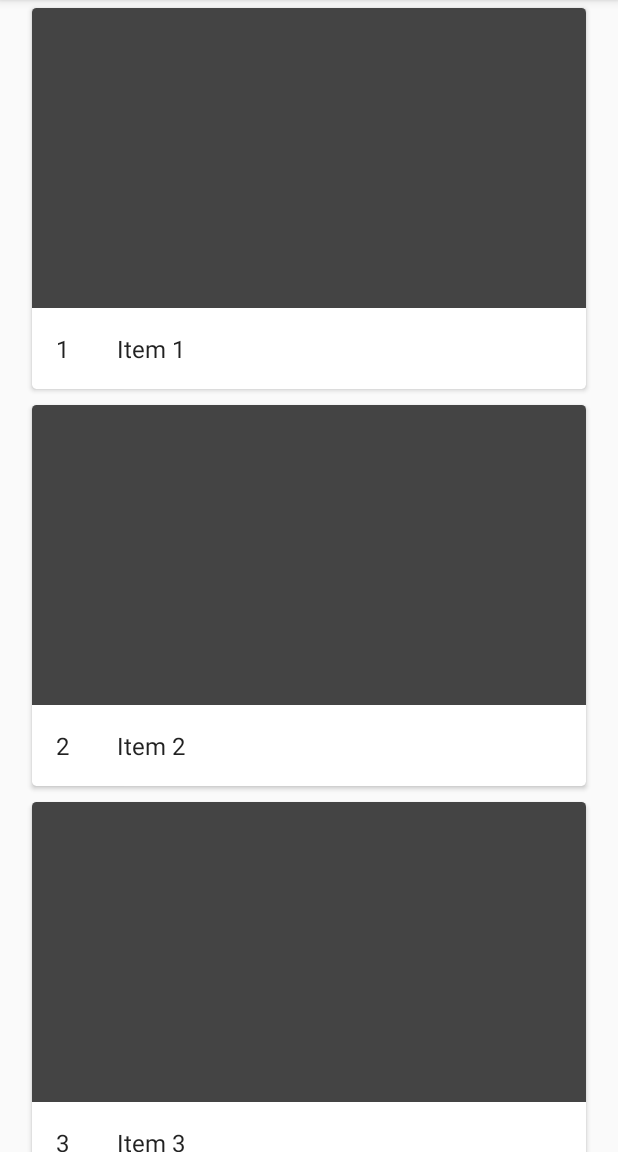
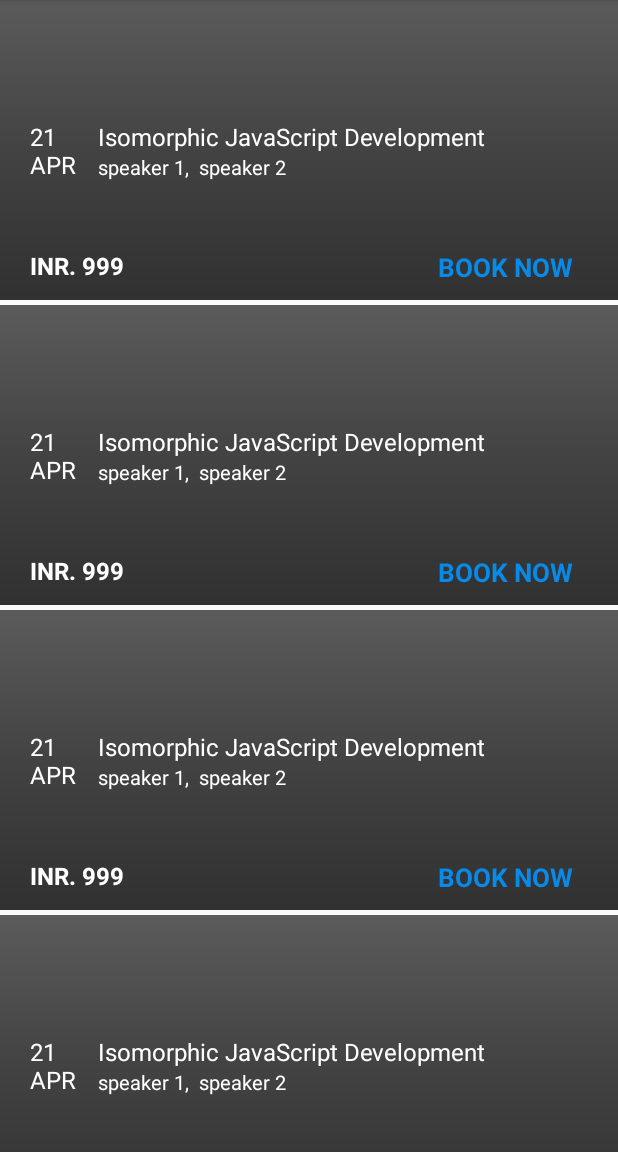
Before and after one commit to toscstudio/hellomeets_android-app, an Android app: the fragment UpcomingEventListFragment placed in its activity, on a phone screen of 412 x 824 dp, the part 84-1236 px from its top. Run offline under Robolectric (Android 15) with nearby library versions, the phone set to English and light mode, and no system bars; libraries missing offline, so code that uses them is left out: com.thefinestartist.finestwebview; 1 statement that could not run was skipped.

Commit message:
event list item layout

```diff
--- a/app/src/main/java/com/hellomeets/android/fragment/upcoming/UpcomingEventAdapter.java
+++ b/app/src/main/java/com/hellomeets/android/fragment/upcoming/UpcomingEventAdapter.java
@@ -30,15 +30,15 @@ public class UpcomingEventAdapter extends RecyclerView.Adapter<UpcomingEventAdap
     @Override
     public ViewHolder onCreateViewHolder(ViewGroup parent, int viewType) {
         View view = LayoutInflater.from(parent.getContext())
-                .inflate(R.layout.fragment_event, parent, false);
+                .inflate(R.layout.item_event, parent, false);
         return new ViewHolder(view);
     }
 
     @Override
     public void onBindViewHolder(final ViewHolder holder, int position) {
         holder.mItem = mValues.get(position);
-        holder.mIdView.setText(mValues.get(position).id);
-        holder.mContentView.setText(mValues.get(position).content);
+        /*holder.mIdView.setText(mValues.get(position).id);
+        holder.mEventView.setText(mValues.get(position).content);
 
         holder.mView.setOnClickListener(new View.OnClickListener() {
             @Override
@@ -49,7 +49,7 @@ public class UpcomingEventAdapter extends RecyclerView.Adapter<UpcomingEventAdap
                     mListener.onListFragmentInteraction(holder.mItem);
                 }
             }
-        });
+        });*/
     }
 
     @Override
@@ -59,20 +59,27 @@ public class UpcomingEventAdapter extends RecyclerView.Adapter<UpcomingEventAdap
 
     public class ViewHolder extends RecyclerView.ViewHolder {
         public final View mView;
-        public final TextView mIdView;
-        public final TextView mContentView;
+        public final TextView mDate;
+        public final TextView mEventView;
+        public final TextView mEventPrice;
+        public final TextView mBookingtextView;
+        public final TextView mSpeakers;
         public DummyItem mItem;
 
         public ViewHolder(View view) {
             super(view);
             mView = view;
-            mIdView = (TextView) view.findViewById(R.id.id);
-            mContentView = (TextView) view.findViewById(R.id.content);
+            mDate = (TextView) view.findViewById(R.id.date);
+            mEventView = (TextView) view.findViewById(R.id.event_title);
+            mEventPrice = (TextView) view.findViewById(R.id.price);
+            mBookingtextView = (TextView) view.findViewById(R.id.book);
+            mSpeakers = (TextView) view.findViewById(R.id.speakers);
+
         }
 
         @Override
         public String toString() {
-            return super.toString() + " '" + mContentView.getText() + "'";
+            return super.toString() + " '" + mEventView.getText() + "'";
         }
     }
 }
--- /dev/null
+++ b/app/src/main/res/drawable/bg_gradient.xml
@@ -0,0 +1,6 @@
+<?xml version="1.0" encoding="utf-8"?>
+<shape android:shape="rectangle"
+    xmlns:android="http://schemas.android.com/apk/res/android">
+    <gradient android:startColor="#77000000"
+        android:centerColor="#44000000" android:endColor="@android:color/transparent" android:angle="90.0" android:type="linear" />
+</shape>
--- a/app/src/main/res/layout/fragment_event_list.xml
+++ b/app/src/main/res/layout/fragment_event_list.xml
@@ -6,8 +6,6 @@
     android:name="com.hellomeets.android.fragment.EventFragment"
     android:layout_width="match_parent"
     android:layout_height="match_parent"
-    android:layout_marginLeft="16dp"
-    android:layout_marginRight="16dp"
     app:layoutManager="LinearLayoutManager"
     tools:context=".fragment.upcoming.UpcomingEventListFragment"
     tools:listitem="@layout/fragment_event" />
--- /dev/null
+++ b/app/src/main/res/layout/item_event.xml
@@ -0,0 +1,128 @@
+<?xml version="1.0" encoding="utf-8"?>
+<FrameLayout xmlns:android="http://schemas.android.com/apk/res/android"
+    xmlns:app="http://schemas.android.com/apk/res-auto"
+    android:id="@+id/root_layout"
+    android:layout_width="match_parent"
+    android:layout_height="200dp"
+    android:layout_marginBottom="3dp"
+    app:elevation="3dp">
+
+
+    <ImageView
+        android:id="@+id/event_thumbnail"
+        android:layout_width="match_parent"
+        android:layout_height="match_parent"
+        android:background="@color/cardview_dark_background"
+        android:scaleType="centerCrop" />
+
+    <View
+        android:id="@+id/pallete"
+        android:layout_width="match_parent"
+        android:layout_height="match_parent"
+        android:background="#22ffffff" />
+
+
+    <RelativeLayout
+        android:layout_width="match_parent"
+        android:layout_height="match_parent"
+        android:background="@drawable/bg_gradient"
+        android:orientation="vertical">
+
+
+        <LinearLayout
+            android:layout_width="match_parent"
+            android:layout_height="wrap_content"
+            android:layout_alignParentTop="true"
+            android:layout_marginLeft="10dp"
+            android:layout_marginTop="80dp"
+            android:orientation="horizontal">
+
+            <TextView
+                android:id="@+id/date"
+                android:layout_width="35dp"
+                android:layout_height="50dp"
+                android:layout_gravity="center_vertical"
+                android:layout_marginLeft="10dp"
+                android:text="21 APR"
+                android:textColor="@android:color/white"
+                android:textSize="16sp" />
+
+            <LinearLayout
+                android:layout_width="match_parent"
+                android:layout_height="match_parent"
+                android:orientation="vertical">
+
+                <TextView
+                    android:id="@+id/event_title"
+                    android:layout_width="wrap_content"
+                    android:layout_height="wrap_content"
+                    android:layout_gravity="center_vertical|top"
+                    android:paddingLeft="10dp"
+                    android:text="Isomorphic JavaScript Development"
+                    android:textColor="#ffffff"
+                    android:textSize="16sp"
+                    android:textStyle="normal" />
+
+                <TextView
+                    android:id="@+id/speakers"
+                    android:layout_width="wrap_content"
+                    android:layout_height="wrap_content"
+                    android:layout_gravity="center_vertical|top"
+                    android:paddingLeft="10dp"
+                    android:text="speaker 1,  speaker 2"
+                    android:textColor="#ffffff"
+                    android:textSize="13sp"
+                    android:textStyle="normal" />
+
+            </LinearLayout>
+
+
+        </LinearLayout>
+
+
+        <RelativeLayout
+            android:layout_width="match_parent"
+            android:layout_height="wrap_content"
+            android:layout_alignParentBottom="true"
+            android:layout_marginBottom="10dp"
+            android:layout_marginTop="5dp"
+            android:orientation="horizontal">
+
+            <TextView
+                android:id="@+id/price"
+                android:layout_width="wrap_content"
+                android:layout_height="wrap_content"
+                android:ellipsize="end"
+                android:maxLines="2"
+                android:paddingLeft="20dp"
+                android:paddingRight="10dp"
+                android:text="INR. 999"
+                android:textColor="#ffffff"
+                android:textSize="16sp"
+                android:textStyle="bold" />
+
+            <TextView
+                android:id="@+id/book"
+                android:layout_width="wrap_content"
+                android:layout_height="wrap_content"
+                android:layout_alignParentRight="true"
+                android:layout_centerVertical="true"
+                android:layout_gravity="center"
+                android:layout_weight="1"
+                android:background="?selectableItemBackground"
+                android:orientation="horizontal"
+                android:paddingLeft="10dp"
+                android:paddingRight="30dp"
+                android:text="BOOK NOW"
+                android:textColor="#088AE8"
+                android:textSize="17sp"
+                android:textStyle="bold" />
+
+
+        </RelativeLayout>
+
+
+    </RelativeLayout>
+
+
+</FrameLayout>
```
